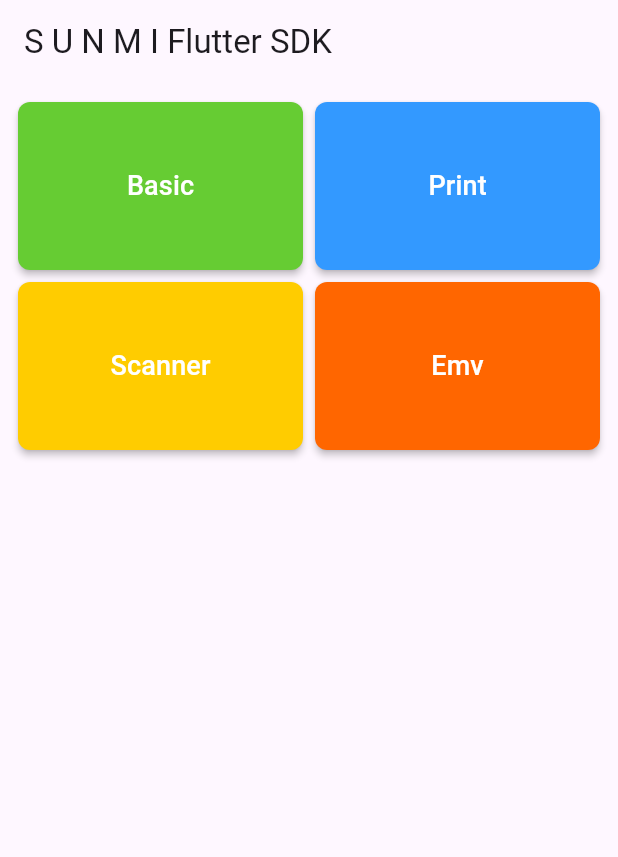
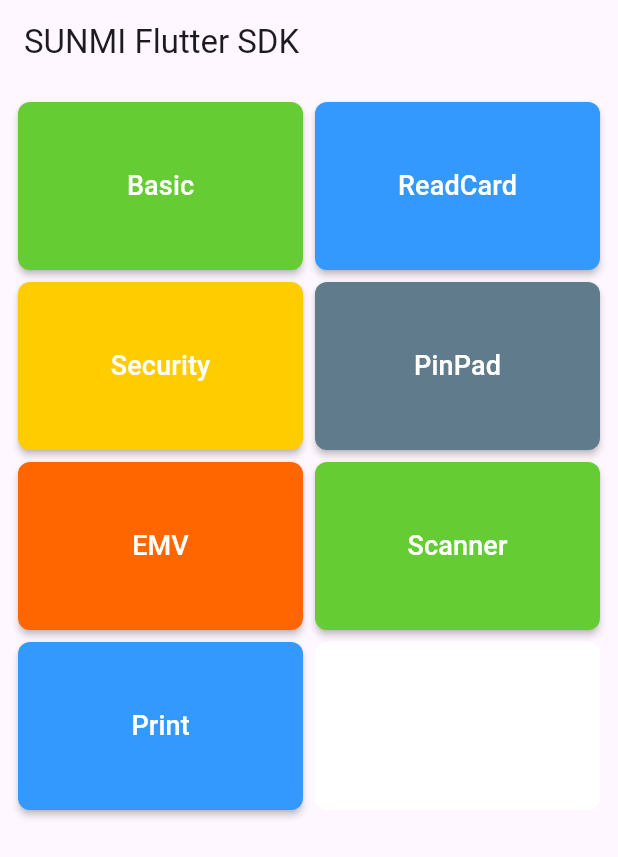
Before and after one commit to chuwuwang/sunmi-flutter-sdk, a Flutter app: the screen it shows after launch, on a phone screen of 412 x 824 dp. Shown: the top 857 px of the screen. Run offline on Flutter 3.47's test engine with Material 3 defaults, Android fonts, the phone set to English and light mode, and no system bars; our stand-ins replace fluttertoast.

Commit message:
feat: tidy code

```diff
--- a/lib/Constant.dart
+++ /dev/null
@@ -1,3 +0,0 @@
-class Constant {
-  static const bool debugModel = true;
-}
--- /dev/null
+++ b/lib/constant.dart
@@ -0,0 +1,5 @@
+class Constant {
+
+  static const bool isDebug = true;
+
+}
--- a/lib/main.dart
+++ b/lib/main.dart
@@ -6,9 +6,8 @@ import 'package:sun_mi_flutter_sdk/pages/home_page.dart';
 
 void main() {
   if (Platform.isAndroid) {
-    SystemChrome.setSystemUIOverlayStyle(
-        const SystemUiOverlayStyle(statusBarColor: Colors.transparent)
-    );
+    var style = const SystemUiOverlayStyle(statusBarColor: Colors.transparent);
+    SystemChrome.setSystemUIOverlayStyle(style);
   }
   var app = const MyApp();
   runApp(app);
@@ -20,11 +19,9 @@ class MyApp extends StatelessWidget {
 
   @override
   Widget build(BuildContext context) {
-    return MaterialApp(
-        title: 'Flutter Demo',
-        theme: ThemeData(primarySwatch: Colors.blue),
-        home: const HomePage()
-    );
+    var home = const HomePage();
+    var theme = ThemeData(primarySwatch: Colors.blue);
+    return MaterialApp(title: 'Flutter Demo', theme: theme, home: home);
   }
 
 }
--- a/lib/pages/base_state.dart
+++ b/lib/pages/base_state.dart
@@ -1,4 +1,3 @@
-// ignore_for_file: avoid_print
 import 'package:flutter/material.dart';
 import 'package:fluttertoast/fluttertoast.dart';
 
@@ -9,7 +8,7 @@ abstract class BaseState<T extends StatefulWidget> extends State<T> {
   }
 
   onError(e) {
-    print(e);
+    debugPrint(e);
     var string = e.toString();
     showToast(string);
   }
--- a/lib/pages/base_stateless_widget.dart
+++ b/lib/pages/base_stateless_widget.dart
@@ -1,4 +1,3 @@
-// ignore_for_file: avoid_print
 import 'package:flutter/material.dart';
 import 'package:fluttertoast/fluttertoast.dart';
 
@@ -26,7 +25,7 @@ abstract class BaseStatelessWidget extends StatelessWidget {
   }
 
   onError(e) {
-    print(e);
+    debugPrint(e);
     var string = e.toString();
     showToast(string);
   }
--- a/lib/pages/home_page.dart
+++ b/lib/pages/home_page.dart
@@ -10,7 +10,7 @@ class HomePage extends StatelessWidget {
 
   @override
   Widget build(BuildContext context) {
-    var text = const Text('S U N M I Flutter SDK');
+    var text = const Text("SUN" + "MI Flutter SDK");
     var appBar = AppBar(title: text);
     var body = _mainView(context);
     var scaffold = Scaffold(appBar: appBar, body: body);
@@ -19,21 +19,36 @@ class HomePage extends StatelessWidget {
 
   _mainView(BuildContext context) {
     emptyAction() => {};
-    gtoPrintPageAction() => _gtoPrintPage(context);
+    gotoPrintPageAction() => _gtoPrintPage(context);
     gotoBasicPageAction() => _gotoBasicPage(context);
     gotoScannerPageAction() => _gotoScannerPage(context);
 
+    gotoEmvPageAction() => _gotoEmvPage(context);
+    gotoPinPadPageAction() => _gotoPinPadPage(context);
+    gtoReadCardPageAction() => _gotoReadCardPage(context);
+    gotoSecurityPageAction() => _gotoSecurityPage(context);
+
     List<Widget> children1st = [
-      _tabItem('Basic', ColorHelper.basic, gotoBasicPageAction),
-      _tabItem('Print', ColorHelper.print, gtoPrintPageAction),
+      _tabItem("Basic", ColorHelper.greenColor, gotoBasicPageAction),
+      _tabItem("ReadCard", ColorHelper.blueColor, gtoReadCardPageAction),
     ];
     List<Widget> children2nd = [
-      _tabItem('Scanner', ColorHelper.scan, gotoScannerPageAction),
-      _tabItem('Emv', ColorHelper.emv, emptyAction),
+      _tabItem("Security", ColorHelper.yellowColor, gotoSecurityPageAction),
+      _tabItem("PinPad", ColorHelper.greyColor, gotoPinPadPageAction),
+    ];
+    List<Widget> children3td = [
+      _tabItem("EMV", ColorHelper.orangeColor, gotoEmvPageAction),
+      _tabItem("Scanner", ColorHelper.greenColor, gotoScannerPageAction),
+    ];
+    List<Widget> children4th = [
+      _tabItem("Print", ColorHelper.blueColor, gotoPrintPageAction),
+      _tabItem("", Colors.white, emptyAction),
     ];
     var row1st = Row(children: children1st);
     var row2nd = Row(children: children2nd);
-    List<Widget> children = [row1st, row2nd];
+    var row3td = Row(children: children3td);
+    var row4th = Row(children: children4th);
+    List<Widget> children = [row1st, row2nd, row3td, row4th];
     var column = Column(children: children);
     var container = Container(padding: const EdgeInsets.all(8), child: column);
     return SingleChildScrollView(child: container);
@@ -57,11 +72,32 @@ class HomePage extends StatelessWidget {
     Navigator.of(context).push(route);
   }
 
+  _gotoEmvPage(context) {
+
+  }
+
+  _gotoPinPadPage(context) {
+
+  }
+
+  _gotoSecurityPage(context) {
+
+  }
+
+  _gotoReadCardPage(context) {
+
+  }
+
   _tabItem(String text, Color color, VoidCallback onPressed) {
     var borderRadius = BorderRadius.circular(8);
     var roundedRectangleBorder = RoundedRectangleBorder(borderRadius: borderRadius);
     var textStyle = const TextStyle(color: Colors.white, fontSize: 18);
-    var button = MaterialButton(color: color, onPressed: onPressed, child: Text(text, style: textStyle), shape: roundedRectangleBorder);
+    MaterialButton button;
+    if (text.isEmpty) {
+      button = MaterialButton(color: color, onPressed: onPressed, child: Text(text, style: textStyle), shape: roundedRectangleBorder, elevation: 0);
+    } else {
+      button = MaterialButton(color: color, onPressed: onPressed, child: Text(text, style: textStyle), shape: roundedRectangleBorder);
+    }
     var container = Container(height: 112, margin: const EdgeInsets.fromLTRB(4, 4, 4, 4), child: button);
     return Expanded(flex: 1, child: container);
   }
--- a/lib/pages/print/print_page.dart
+++ b/lib/pages/print/print_page.dart
@@ -1,4 +1,3 @@
-
 import 'package:flutter/material.dart';
 import 'package:flutter/services.dart';
 import 'package:sun_mi_flutter_sdk/engine/plugins/printer_engine.dart';
--- a/lib/theme/colors.dart
+++ b/lib/theme/colors.dart
@@ -2,11 +2,10 @@ import 'package:flutter/material.dart';
 
 class ColorHelper {
 
-  static const Color emv = Color(0XFFFF6600);
-  static const Color other = Color(0XFF607B8B);
-  static const Color basic = Color(0XFF66CC33);
-  static const Color print = Color(0XFF3399FF);
-  static const Color scan = Color(0XFFFFCC00);
-  static const Color security = Color(0XFFFFCC00);
+  static const Color greyColor = Color(0XFF607B8B);
+  static const Color blueColor = Color(0XFF3399FF);
+  static const Color greenColor = Color(0XFF66CC33);
+  static const Color orangeColor = Color(0XFFFF6600);
+  static const Color yellowColor = Color(0XFFFFCC00);
 
 }
--- a/pubspec.yaml
+++ b/pubspec.yaml
@@ -45,7 +45,7 @@ dev_dependencies:
   # rules and activating additional ones.
   flutter_lints: ^1.0.0
 
-  fluttertoast: ^8.0.9
+  fluttertoast: ^8.2.5
 
 # For information on the generic Dart part of this file, see the
 # following page: https://dart.dev/tools/pub/pubspec
```
